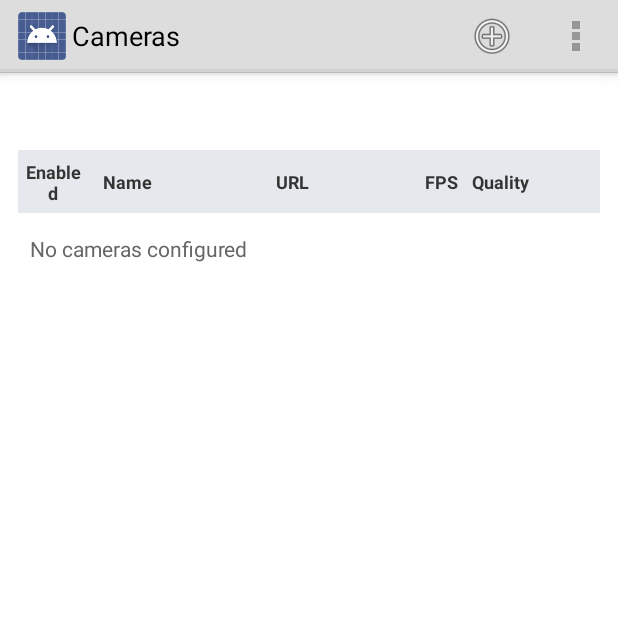
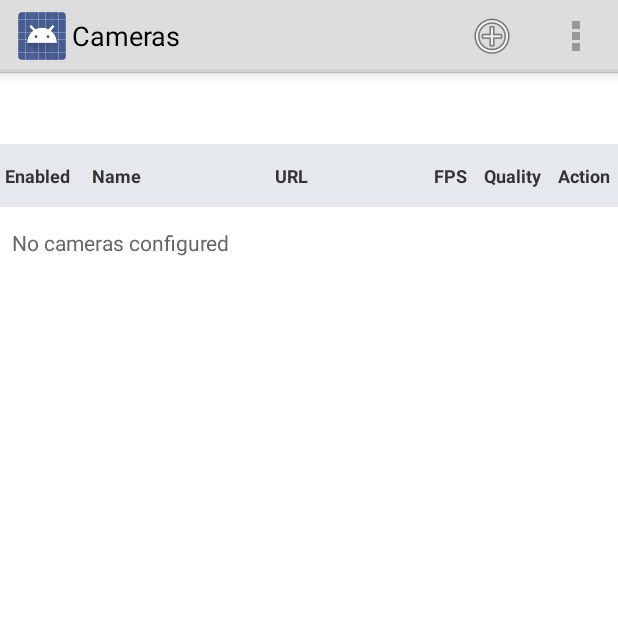
Before and after one commit to ffps/frtsp, an Android app: the CameraSettingsActivity screen opened directly, with no data from a screen before it, on a phone screen of 412 x 824 dp, the top half of it. Run offline under Robolectric (Android 15) with nearby library versions, the phone set to English and light mode, and no system bars.

Commit message:
Use full window width for camera table

```diff
--- a/app/src/main/java/com/ffps/frtsp/CameraSettingsActivity.java
+++ b/app/src/main/java/com/ffps/frtsp/CameraSettingsActivity.java
@@ -62,7 +62,7 @@ public class CameraSettingsActivity extends Activity {
 
         LinearLayout root = new LinearLayout(this);
         root.setOrientation(LinearLayout.VERTICAL);
-        root.setPadding(dp(12), dp(12), dp(12), dp(8));
+        root.setPadding(0, dp(8), 0, dp(4));
         root.setBackgroundColor(0xffffffff);
 
         setTitle("Cameras");
@@ -91,7 +91,7 @@ public class CameraSettingsActivity extends Activity {
         addCell(header, "URL", 3.2f, true);
         addCell(header, "FPS", 0.6f, true);
         addCell(header, "Quality", 0.9f, true);
-        addCell(header, "", 0.8f, true);
+        addCell(header, "Action", 0.8f, true);
 
         cameraRows = new LinearLayout(this);
         cameraRows.setOrientation(LinearLayout.VERTICAL);
```
